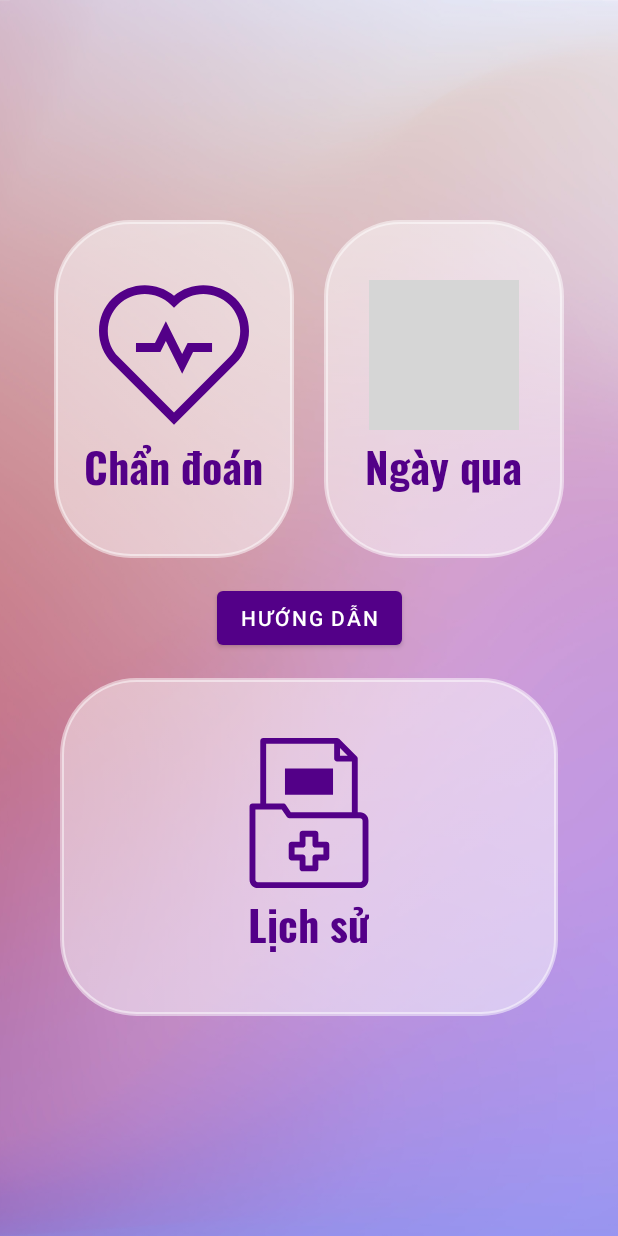
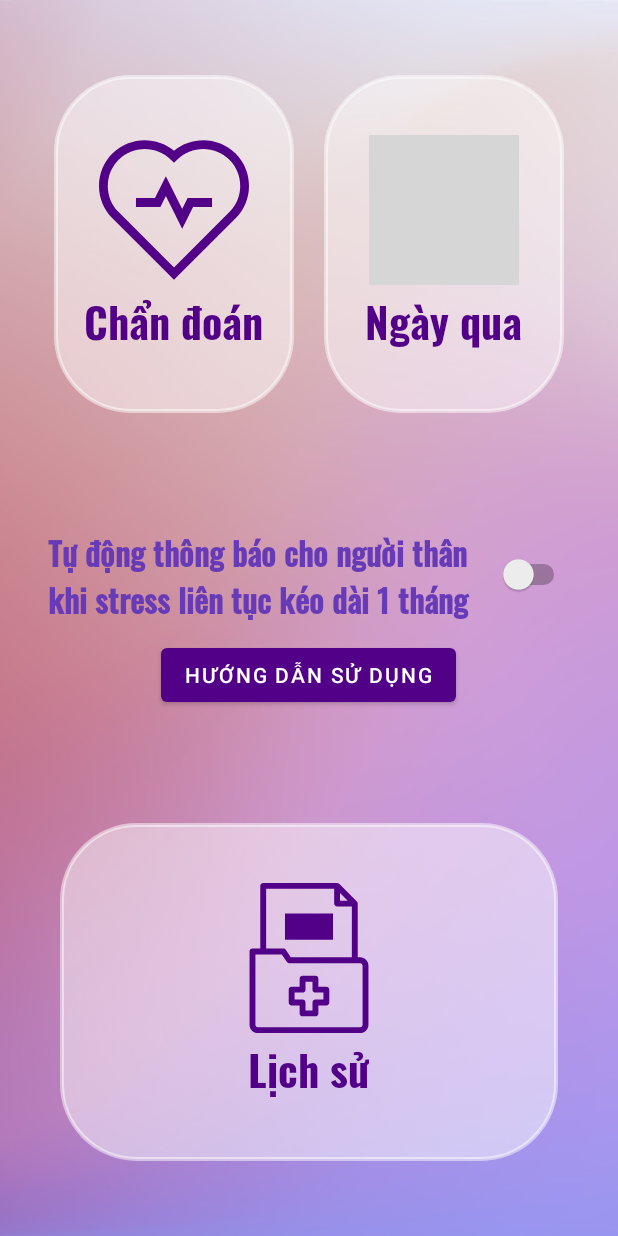
Before and after one commit to TheNgith/Destressify1.0, an Android app: the MainActivity screen opened directly, with no data from a screen before it, on a phone screen of 412 x 824 dp. Run offline under Robolectric (Android 15) with nearby library versions, the phone set to English and light mode, and no system bars; grey boxes are pictures that could not be loaded.

Commit message:
Updated UI for notify feature

```diff
--- a/app/src/main/java/galaxy/app/stressdetector/CameraFragment.kt
+++ b/app/src/main/java/galaxy/app/stressdetector/CameraFragment.kt
@@ -495,7 +495,7 @@ class CameraFragment : Fragment() {
                         CameraMetadata.CONTROL_AF_TRIGGER_CANCEL
                 )
                 setAutoFlash(mPreviewRequestBuilder!!)
-                            mPreviewRequestBuilder.set(CaptureRequest.CONTROL_AE_MODE, CaptureRequest.CONTROL_AE_MODE_ON_AUTO_FLASH);
+                            mPreviewRequestBuilder!!.set(CaptureRequest.CONTROL_AE_MODE, CaptureRequest.CONTROL_AE_MODE_ON_AUTO_FLASH);
                 mCaptureSession!!.capture(
                         mPreviewRequestBuilder!!.build(), this,
                         mBackgroundHandler
--- a/app/src/main/res/layout/activity_main.xml
+++ b/app/src/main/res/layout/activity_main.xml
@@ -11,13 +11,13 @@
 
     <LinearLayout
         android:id="@+id/linearLayout2"
-        android:layout_width="369dp"
-        android:layout_height="279dp"
-        android:layout_marginBottom="16dp"
+        android:layout_width="0dp"
+        android:layout_height="wrap_content"
+        android:layout_marginTop="50dp"
         android:gravity="bottom|center|center_horizontal"
-        app:layout_constraintBottom_toTopOf="@+id/button8"
         app:layout_constraintEnd_toEndOf="parent"
-        app:layout_constraintStart_toStartOf="parent">
+        app:layout_constraintStart_toStartOf="parent"
+        app:layout_constraintTop_toTopOf="parent">
 
         <androidx.cardview.widget.CardView
             android:id="@+id/cameraButton"
@@ -103,12 +103,12 @@
         android:layout_width="match_parent"
         android:layout_height="225dp"
         android:layout_marginHorizontal="40dp"
-        android:layout_marginTop="16dp"
+        android:layout_marginBottom="50dp"
         app:cardBackgroundColor="@android:color/transparent"
         app:cardElevation="0dp"
+        app:layout_constraintBottom_toBottomOf="parent"
         app:layout_constraintLeft_toLeftOf="parent"
-        app:layout_constraintRight_toRightOf="parent"
-        app:layout_constraintTop_toBottomOf="@+id/button8">
+        app:layout_constraintRight_toRightOf="parent">
 
         <LinearLayout
             android:layout_width="match_parent"
@@ -144,15 +144,36 @@
         </LinearLayout>
     </androidx.cardview.widget.CardView>
 
-    <Button
-        android:id="@+id/button8"
-        android:layout_width="wrap_content"
+    <LinearLayout
+        android:layout_width="0dp"
         android:layout_height="wrap_content"
-        android:text="@string/usage_instruction"
-        app:layout_constraintBottom_toBottomOf="parent"
+        android:layout_marginStart="32dp"
+        android:layout_marginEnd="32dp"
+        android:gravity="center_horizontal"
+        android:orientation="vertical"
+        app:layout_constraintBottom_toTopOf="@+id/historyButton"
         app:layout_constraintEnd_toEndOf="parent"
         app:layout_constraintStart_toStartOf="parent"
-        app:layout_constraintTop_toTopOf="parent" />
+        app:layout_constraintTop_toBottomOf="@+id/linearLayout2">
+
+        <Switch
+            android:id="@+id/switch1"
+            android:layout_width="wrap_content"
+            android:layout_height="wrap_content"
+            android:fontFamily="@font/oswald_medium"
+            android:text="@string/notify_button"
+            android:textColor="#673AB7"
+            android:textSize="21sp"
+            android:textStyle="bold" />
+
+        <Button
+            android:id="@+id/button8"
+            android:layout_width="wrap_content"
+            android:layout_height="wrap_content"
+            android:layout_marginTop="10dp"
+            android:text="@string/usage_instruction" />
+
+    </LinearLayout>
 
 
 </androidx.constraintlayout.widget.ConstraintLayout>
--- a/app/src/main/res/values/strings.xml
+++ b/app/src/main/res/values/strings.xml
@@ -48,14 +48,14 @@
     <string name="instruction_after_advice">Chạm vào màn hình để tiếp tục</string>
     <string name="return_home_page">Trở về màn hình chính</string>
     <string name="thank_you">Bạn đã hoàn thành!</string>
-    <string name="usage_instruction">Hướng dẫn</string>
+    <string name="usage_instruction">Hướng dẫn sử dụng</string>
     <string name="usage_instruction_text">Hướng dẫn sử dụng</string>
     <string name="usage_instruction1">Cảm ơn bạn đã tham gia cùng chúng mình xây dựng bộ dữ liệu về stress cho học sinh!</string>
-    <string name="usage_instruction2_1">Những điều bạn cần làm:</string>
+    <string name="usage_instruction2_1">1. Những điều bạn cần làm:</string>
     <string name="usage_instruction2_2">Sử dụng tính năng "Chẩn đoán" 5–10 lần/ngày và tính năng "Ngày qua" 1 lần/ngày.</string>
-<string name="usage_instruction2_3">Nếu bạn chưa hoàn thành khảo sát dành cho tình nguyện viên thì hãy copy UserCode phía dưới và ấn vào nút "Perceived Stress" để hoàn thành khảo sát nhé!</string>
+    <string name="usage_instruction2_3">Nếu bạn chưa hoàn thành khảo sát dành cho tình nguyện viên thì hãy copy UserCode phía dưới và ấn vào nút "Perceived Stress" để hoàn thành khảo sát nhé!</string>
     <string name="perceived_stress_button">Perceived Stress</string>
-    <string name="UserCode_title">UserCode của bạn</string>
+    <string name="UserCode_title">2. UserCode của bạn</string>
     <string name="quest_steps">Hôm nay bạn đã đi bao nhiêu bước?</string>
     <string name="hint_steps">Nhập số bước đi</string>
     <string name="done">Xong</string>
@@ -64,5 +64,8 @@
     <string name="ans_no">Không</string>
     <string name="everyday_title">Ngày qua</string>\
     <string name="tips">Mẹo: nếu kết quả đo cho ra BPM (dòng đầu tiên) nhỏ hơn 70 hoặc lớn hơn 120 thì bạn hãy đo lại nhé. Chú ý đặt ngón tay tiếp xúc và che phủ toàn bộ camera và thực hiện đo ở nơi có nhiều ánh sáng.</string>
-
+    <string name="notify_button">Tự động thông báo cho người thân khi stress liên tục kéo dài 1 tháng</string>
+    <string name="instruction_notify">3. Tự động thông báo cho người thân</string>
+    <string name="instruction_notify_content">Dựa vào dữ liệu đo được hằng tháng của bạn, Stress Detector sẽ phát đi cảnh báo đến những người thân bạn thêm vào danh sách dưới đây để họ biết về tình trạng căng thẳng kéo dài của bạn</string>
+    <string name="family_list">Danh sách người thân</string>
 </resources>
```
